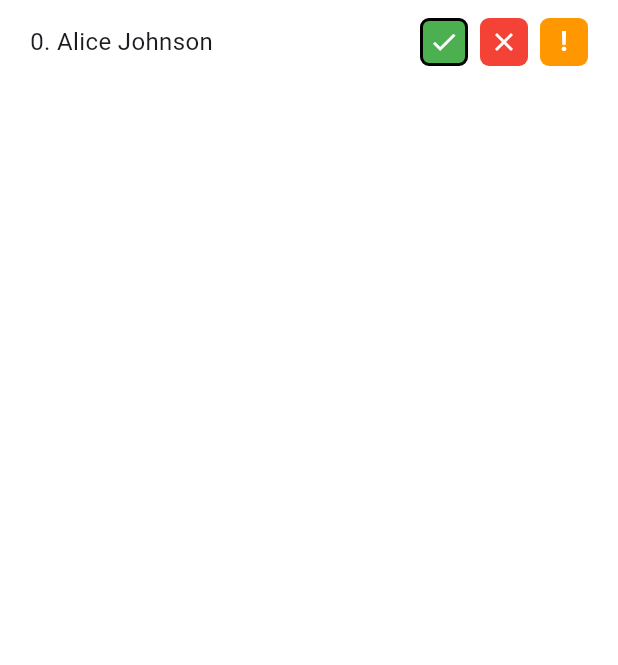
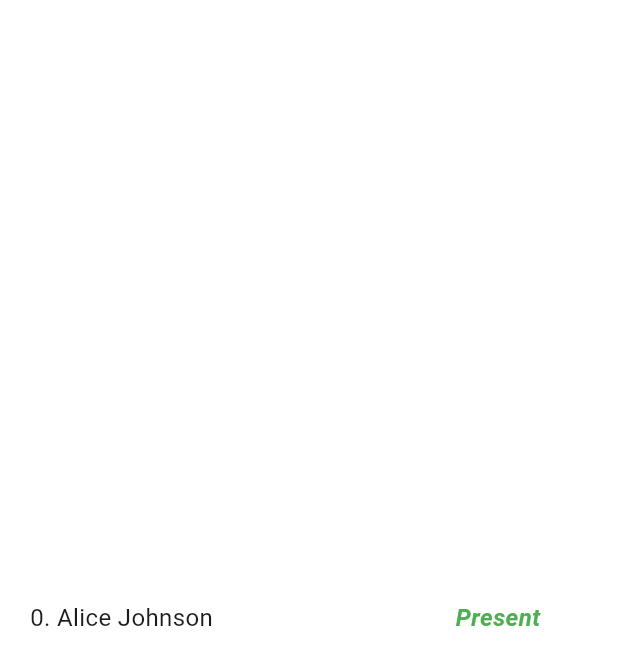
Before and after one commit to chessman-coder/quick-check, a Flutter app: the StudentTile widget shown alone on an empty page, opened directly with sample values from the repository, after a tap on the "check" icon, on a phone screen of 412 x 824 dp. Shown: the top 665 px of the screen. Run offline on Flutter 3.47's test engine with Material 3 defaults, Android fonts, the phone set to English and light mode, and no system bars.

```diff
--- a/lib/ui/attendance_tracker/home/attendance_screen.dart
+++ b/lib/ui/attendance_tracker/home/attendance_screen.dart
@@ -107,7 +107,7 @@ class AttendanceScreen extends StatelessWidget {
             const SizedBox(height: 10),
             const Divider(color: Color(0xFF5597FF), thickness: 2, height: 1),
             Expanded(child: content),
-            const Divider(color: Color(0xFF5597FF), thickness: 2, height: 1,),
+            const Divider(color: Color(0xFF5597FF), thickness: 2, height: 1),
           ],
         ),
       ),
@@ -139,18 +139,32 @@ class _StudentTileState extends State<StudentTile> {
             style: const TextStyle(fontSize: 16),
           ),
           const Spacer(),
-          Row(
+
+          SizedBox(
+            width: 120,
+            child: _selectedStatus != null
+                ? _buildStatusText()
+                : Row(
+                    mainAxisAlignment: MainAxisAlignment.end,
                     children: [
                       _buildStatusButton(
                         status: 'present',
                         color: const Color(0xFF4CAF50),
-                child: const Icon(Icons.check, color: Colors.white, size: 20),
+                        child: const Icon(
+                          Icons.check,
+                          color: Colors.white,
+                          size: 20,
+                        ),
                       ),
                       const SizedBox(width: 8),
                       _buildStatusButton(
                         status: 'absent',
                         color: const Color(0xFFF44336),
-                child: const Icon(Icons.close, color: Colors.white, size: 20),
+                        child: const Icon(
+                          Icons.close,
+                          color: Colors.white,
+                          size: 20,
+                        ),
                       ),
                       const SizedBox(width: 8),
                       _buildStatusButton(
@@ -168,6 +182,7 @@ class _StudentTileState extends State<StudentTile> {
                       ),
                     ],
                   ),
+          ),
         ],
       ),
     );
@@ -178,8 +193,6 @@ class _StudentTileState extends State<StudentTile> {
     required Color color,
     required Widget child,
   }) {
-    final isSelected = _selectedStatus == status;
-
     return GestureDetector(
       onTap: () {
         setState(() {
@@ -192,10 +205,49 @@ class _StudentTileState extends State<StudentTile> {
         decoration: BoxDecoration(
           color: color,
           borderRadius: BorderRadius.circular(6),
-          border: isSelected ? Border.all(color: Colors.black, width: 2) : null,
         ),
         child: Center(child: child),
       ),
     );
   }
+
+  Widget _buildStatusText() {
+    Color textColor = Colors.black;
+    String displayText = '';
+
+    switch (_selectedStatus) {
+      case 'present':
+        textColor = const Color(0xFF4CAF50);
+        displayText = 'Present';
+        break;
+      case 'absent':
+        textColor = const Color(0xFFF44336);
+        displayText = 'Absent';
+        break;
+      case 'late':
+        textColor = const Color(0xFFFF9800);
+        displayText = 'Late';
+        break;
     }
+
+    return GestureDetector(
+      onTap: () {
+        setState(() {
+          _selectedStatus = null;
+        });
+      },
+      child: Align(
+        alignment: Alignment.center,
+        child: Text(
+          displayText,
+          style: TextStyle(
+            fontSize: 16,
+            fontWeight: FontWeight.bold,
+            fontStyle: FontStyle.italic,
+            color: textColor,
+          ),
+        ),
+      ),
+    );
+  }
+}
```
Also changed, not shown: lib/ui/attendance_tracker/edit/edit_class.dart (added). Lines whose indentation alone changed are shown as unchanged.
